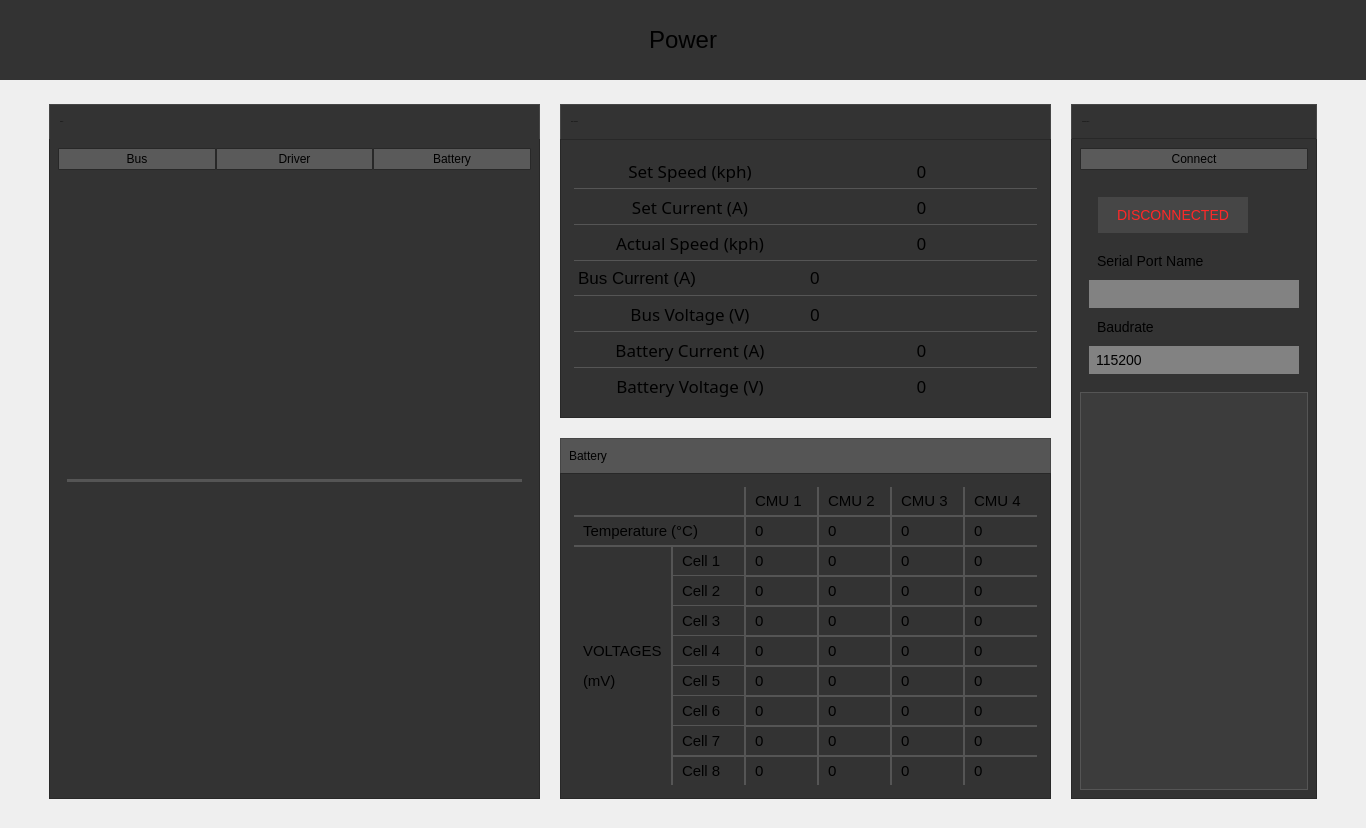
First picture: the form in PowerUI.ui, repository UCSolarCarTeam/Delta-Desktop-Client-Telemetry, before the edit.
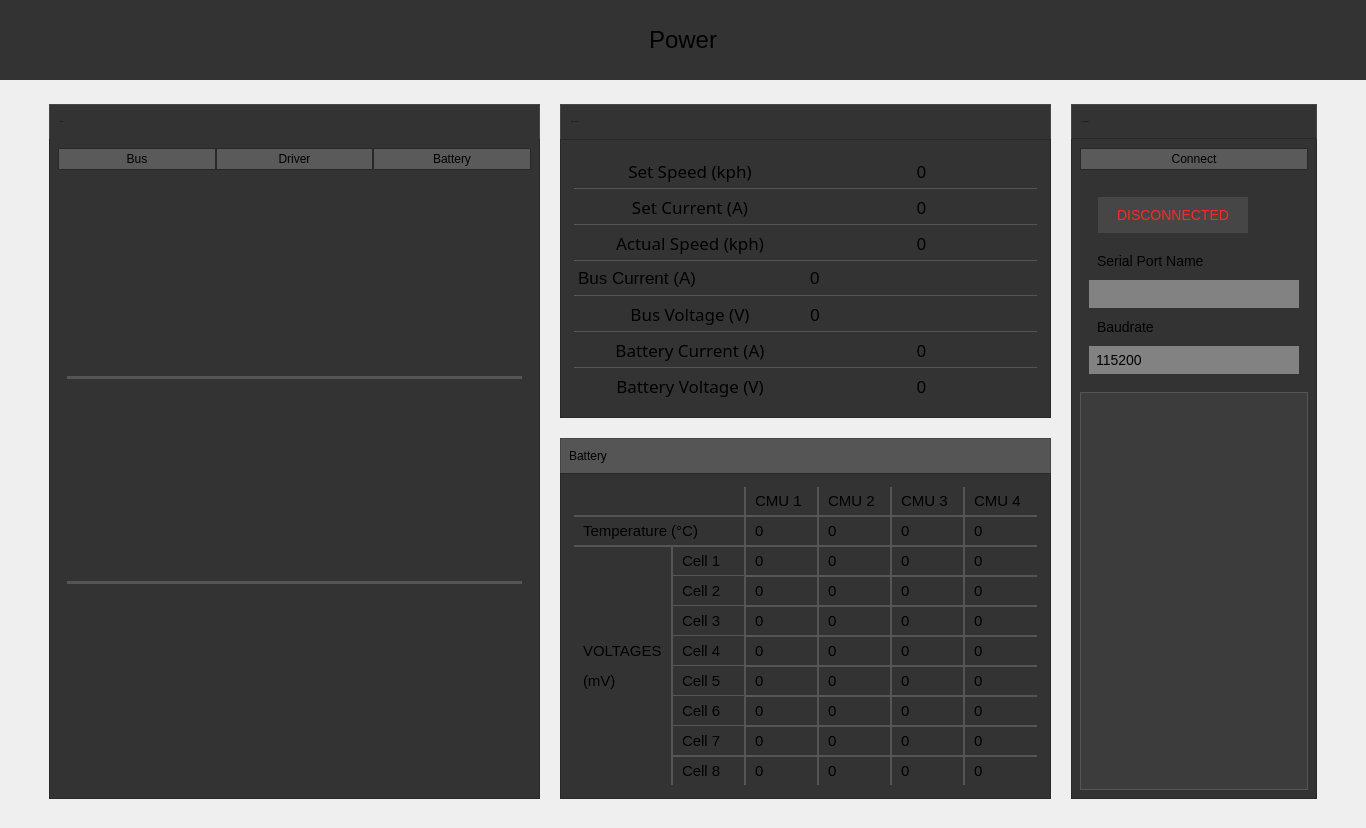
Second picture: the form after the edit. The open tabs and pages were chosen to show the change. Icons and pictures are not drawn. Custom widgets are drawn as their Qt base class.

Commit message: added battery power graph

```diff
--- a/PowerUI.ui
+++ b/PowerUI.ui
@@ -2127,6 +2127,45 @@
                    </property>
                   </widget>
                  </item>
+                 <item>
+                  <widget class="Line" name="batteryGraphLine_3">
+                   <property name="sizePolicy">
+                    <sizepolicy hsizetype="Minimum" vsizetype="Fixed">
+                     <horstretch>0</horstretch>
+                     <verstretch>2</verstretch>
+                    </sizepolicy>
+                   </property>
+                   <property name="minimumSize">
+                    <size>
+                     <width>0</width>
+                     <height>2</height>
+                    </size>
+                   </property>
+                   <property name="styleSheet">
+                    <string notr="true">background-color: rgb(85, 85, 85);
+border: none;</string>
+                   </property>
+                   <property name="orientation">
+                    <enum>Qt::Horizontal</enum>
+                   </property>
+                  </widget>
+                 </item>
+                 <item>
+                  <widget class="QwtPlot" name="batteryPowerGraph">
+                   <property name="minimumSize">
+                    <size>
+                     <width>0</width>
+                     <height>100</height>
+                    </size>
+                   </property>
+                   <property name="styleSheet">
+                    <string notr="true">border: none;</string>
+                   </property>
+                   <property name="autoReplot" stdset="0">
+                    <bool>true</bool>
+                   </property>
+                  </widget>
+                 </item>
                 </layout>
                </widget>
               </widget>
```
Left out of the diff: 2 changed lines with no effect on the pictures. The commit also changes 7 other files.
